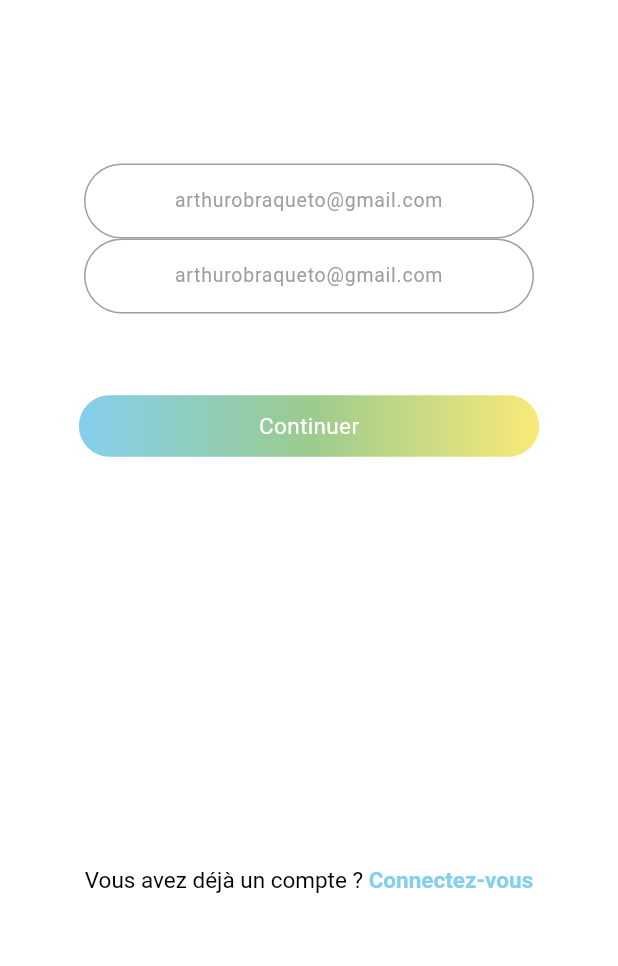
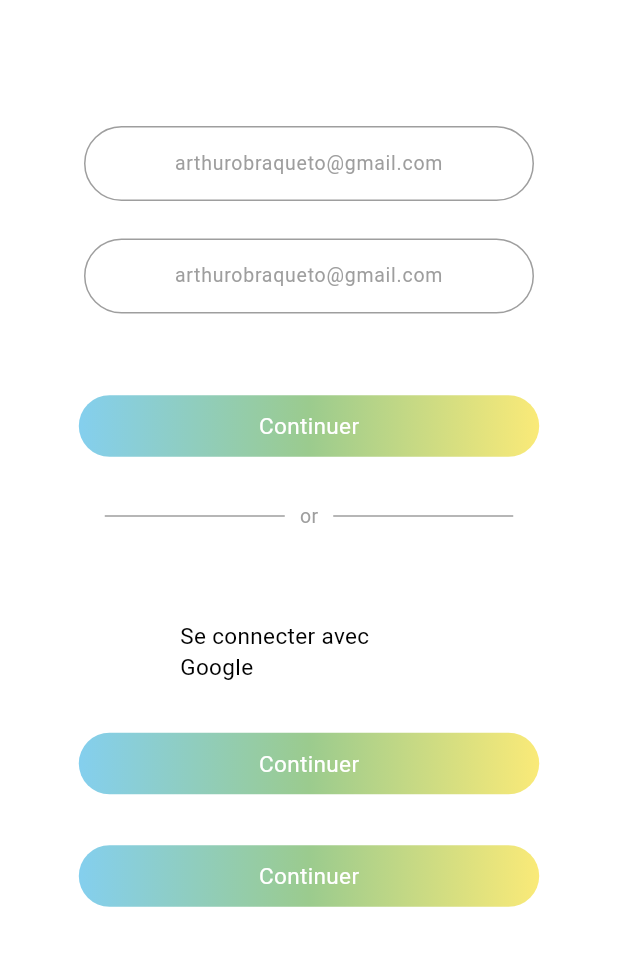
Before and after one commit to Killian-rx/Tymos, a Flutter app: the InscriptionPage screen opened by its route, on a phone screen of 412 x 824 dp, the part 267-1233 px from its top. Run offline on Flutter 3.47's test engine with Material 3 defaults, Android fonts, the phone set to English and light mode, and no system bars.

```diff
--- a/flutter_tymos/lib/pages/inscription_page.dart
+++ b/flutter_tymos/lib/pages/inscription_page.dart
@@ -40,10 +40,10 @@ class InscriptionPage extends StatelessWidget {
             width: 300,
             alignment: Alignment.center,
             child: Padding(
-              padding: const EdgeInsets.only(bottom: 200),
+              padding: const EdgeInsets.only(bottom: 250),
               child: Container(
                 decoration: BoxDecoration(
-                  color: Colors.white, // Fond blanc
+                  color: Colors.white,
                   borderRadius: BorderRadius.circular(30),
                   border: Border.all(
                     color: Colors.grey, // Bordure noire
@@ -119,34 +119,112 @@ class InscriptionPage extends StatelessWidget {
               )
             )
           ),
-            Align( // Texte de connexion
-            alignment: Alignment.bottomCenter,
+          Padding(
+            padding: EdgeInsets.only(top: 220), // Décalage vers le bas
+            child: Row(
+              mainAxisAlignment: MainAxisAlignment.center, // Centre les éléments horizontalement
+              children: [
+                Container(
+                  width: 120,   // Largeur de la première barre
+                  height: 1,    // Hauteur de la barre
+                  color: Colors.grey,  // Couleur grise
+                ),
+                SizedBox(width: 10), // Espace entre la première barre et le texte
+                Text(
+                  'or',
+                  style: TextStyle(fontSize: 13, color: Colors.grey), // Style du texte "or"
+                ),
+                SizedBox(width: 10), // Espace entre le texte et la deuxième barre
+                Container(
+                  width: 120,   // Largeur de la deuxième barre
+                  height: 1,    // Hauteur de la barre
+                  color: Colors.grey,  // Couleur grise
+                ),
+              ],
+            ),
+          ),
+          Align(
+            alignment: Alignment.center,
             child: Padding(
-              padding: const EdgeInsets.only(bottom: 50),
+              padding: const EdgeInsets.only(top: 400),
               child: GestureDetector(
                 onTap: () {
-                  Navigator.pushNamed(context, '/connexion');
                 },
-                child: RichText(
-                  text: const TextSpan(
-                    text: "Vous avez déjà un compte ? ",
+                child: Container(
+                  decoration: BoxDecoration(
+                    borderRadius: BorderRadius.circular(30),
+                  ),
+                  padding: const EdgeInsets.symmetric(horizontal: 120, vertical: 10),
+                  child: const Text(
+                    'Se connecter avec Google',
                     style: TextStyle(
                       fontSize: 15,
                       color: Colors.black,
                     ),
-                    children: <TextSpan>[
-                      TextSpan(
-                        text: "Connectez-vous",
-                        style: TextStyle(
-                          color: Color(0xFF84CFEE),
-                          fontWeight: FontWeight.bold,
-                        ),
-                      ),
-                    ],
                   ),
-                ),
+                )
               )
-            ),
+            )
+          ),
+          Align(
+            alignment: Alignment.center,
+            child: Padding(
+              padding: const EdgeInsets.only(top: 550),
+              child: GestureDetector(
+                onTap: () {
+                },
+                child: Container(
+                  decoration: BoxDecoration(
+                    gradient: const LinearGradient(
+                      colors: [
+                        Color(0xFF84CFEE),
+                        Color(0xFF9BCB8E),
+                        Color(0xFFFAEA78),
+                      ],
+                    ),
+                    borderRadius: BorderRadius.circular(30),
+                  ),
+                  padding: const EdgeInsets.symmetric(horizontal: 120, vertical: 10),
+                  child: const Text(
+                    'Continuer',
+                    style: TextStyle(
+                      fontSize: 15,
+                      color: Colors.white,
+                    ),
+                  ),
+                )
+              )
+            )
+          ),
+          Align(
+            alignment: Alignment.center,
+            child: Padding(
+              padding: const EdgeInsets.only(top: 700),
+              child: GestureDetector(
+                onTap: () {
+                },
+                child: Container(
+                  decoration: BoxDecoration(
+                    gradient: const LinearGradient(
+                      colors: [
+                        Color(0xFF84CFEE),
+                        Color(0xFF9BCB8E),
+                        Color(0xFFFAEA78),
+                      ],
+                    ),
+                    borderRadius: BorderRadius.circular(30),
+                  ),
+                  padding: const EdgeInsets.symmetric(horizontal: 120, vertical: 10),
+                  child: const Text(
+                    'Continuer',
+                    style: TextStyle(
+                      fontSize: 15,
+                      color: Colors.white,
+                    ),
+                  ),
+                )
+              )
+            )
           ),
         ],
       ),
```
